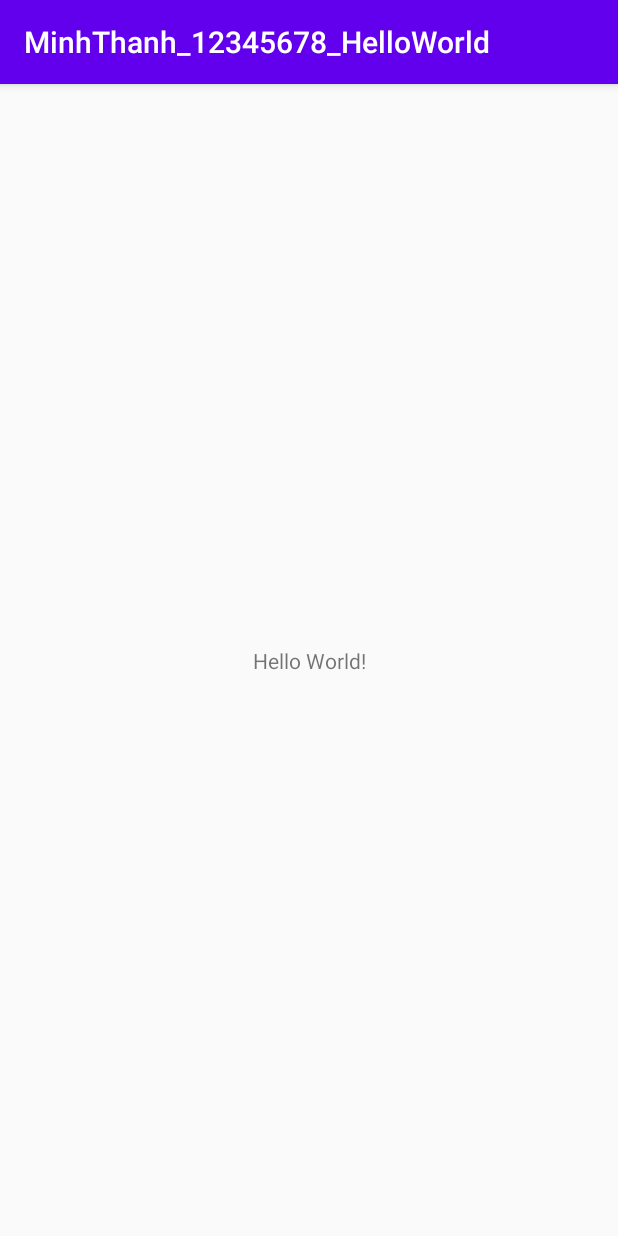
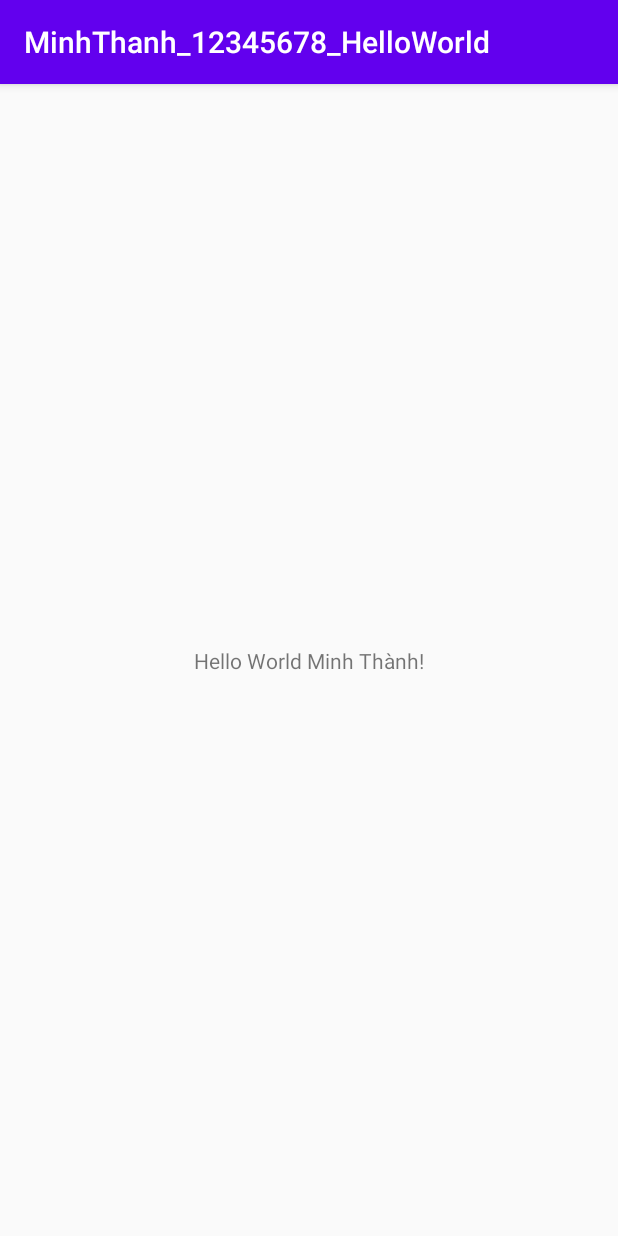
Before and after one commit to TuanAnhNTU/MinhThanh_12345678_HelloWorld, an Android app: the screen it shows after launch (MainActivity), on a phone screen of 412 x 824 dp. Run offline under Robolectric (Android 15) with nearby library versions, the phone set to English and light mode, and no system bars.

Commit message:
Version 1.0

```diff
--- a/app/src/main/java/vn/edu/ntu/tuananh/minhthanh_12345678_helloworld/MainActivity.java
+++ b/app/src/main/java/vn/edu/ntu/tuananh/minhthanh_12345678_helloworld/MainActivity.java
@@ -11,5 +11,6 @@ public class MainActivity extends AppCompatActivity {
         super.onCreate(savedInstanceState);
         setContentView(R.layout.activity_main);
         //Đay là ghi chu thư nhat
+        // Đây là ghi chú thứ hai
     }
 }
--- a/app/src/main/res/layout/activity_main.xml
+++ b/app/src/main/res/layout/activity_main.xml
@@ -9,7 +9,7 @@
     <TextView
         android:layout_width="wrap_content"
         android:layout_height="wrap_content"
-        android:text="Hello World!"
+        android:text="Hello World Minh Thành!"
         app:layout_constraintBottom_toBottomOf="parent"
         app:layout_constraintLeft_toLeftOf="parent"
         app:layout_constraintRight_toRightOf="parent"
```
